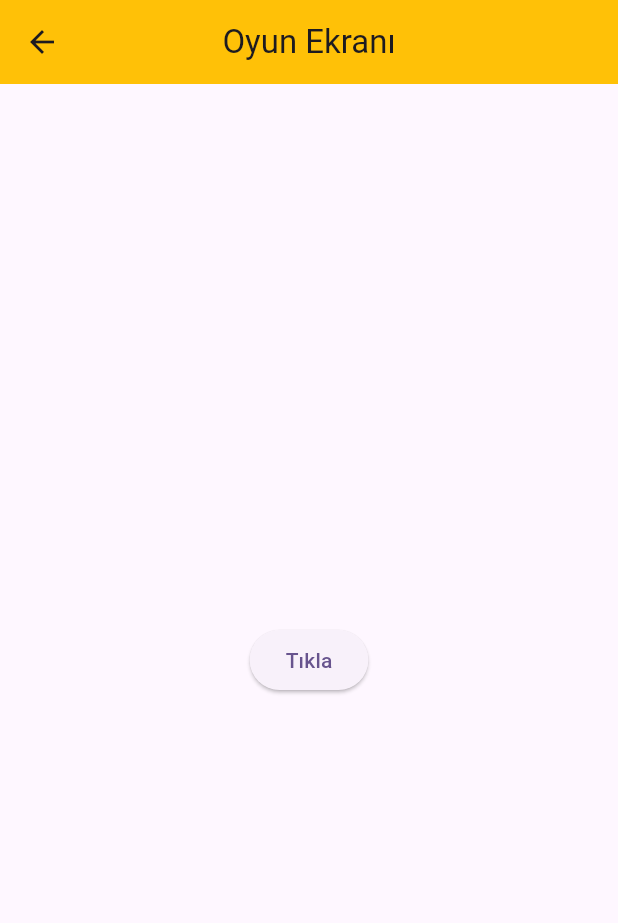
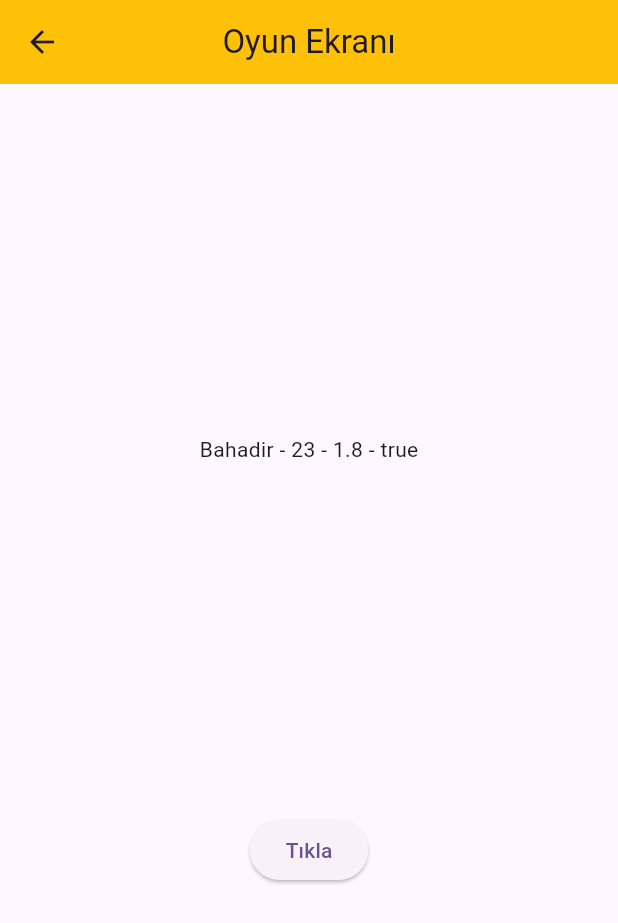
Before and after one commit to theplayernumberzero/Flutter_State_Kullanimi, a Flutter app: the screen it shows after launch, after a tap on "Basla", on a phone screen of 412 x 824 dp. Shown: the top 923 px of the screen. Run offline on Flutter 3.47's test engine with Material 3 defaults, Android fonts, the phone set to English and light mode, and no system bars.

Commit message:
veri transferi

```diff
--- a/lib/anasayfa.dart
+++ b/lib/anasayfa.dart
@@ -1,3 +1,4 @@
+import 'package:calisma_yapisi/kisiler.dart';
 import 'package:calisma_yapisi/oyun_ekrani.dart';
 import 'package:flutter/material.dart';
 
@@ -30,7 +31,8 @@ class _AnasayfaState extends State<Anasayfa> {
               });
             }, child: const Text("Tıkla")),
             ElevatedButton(onPressed: (){
-              Navigator.push(context, MaterialPageRoute(builder: (context) => const OyunEkrani()));
+              var kisi = Kisiler(ad: "Bahadir", yas: 23, boy: 1.80, bekar: true);
+              Navigator.push(context, MaterialPageRoute(builder: (context) => OyunEkrani(kisi: kisi)));
             }, child: const Text("Basla")),
           ],
         ),
--- /dev/null
+++ b/lib/kisiler.dart
@@ -0,0 +1,8 @@
+class Kisiler{
+  String ad;
+  int yas;
+  double boy;
+  bool bekar;
+
+  Kisiler({required this.ad,required this.yas,required this.boy,required this.bekar});
+}
--- a/lib/oyun_ekrani.dart
+++ b/lib/oyun_ekrani.dart
@@ -1,8 +1,10 @@
 import 'package:calisma_yapisi/sonuc_ekrani.dart';
 import 'package:flutter/material.dart';
+import 'package:calisma_yapisi/kisiler.dart';
 
 class OyunEkrani extends StatefulWidget {
-  const OyunEkrani({super.key});
+  Kisiler kisi;
+  OyunEkrani({required this.kisi});
 
   @override
   State<OyunEkrani> createState() => _OyunEkraniState();
@@ -21,6 +23,7 @@ class _OyunEkraniState extends State<OyunEkrani> {
         child: Column(
           mainAxisAlignment: MainAxisAlignment.spaceEvenly,
           children: [
+            Text("${widget.kisi.ad} - ${widget.kisi.yas} - ${widget.kisi.boy} - ${widget.kisi.bekar}"),
             ElevatedButton(onPressed: (){
               Navigator.pushReplacement(context, MaterialPageRoute(builder: (context) => const SonucEkrani()));
             }, child: const Text("Tıkla")),
```
